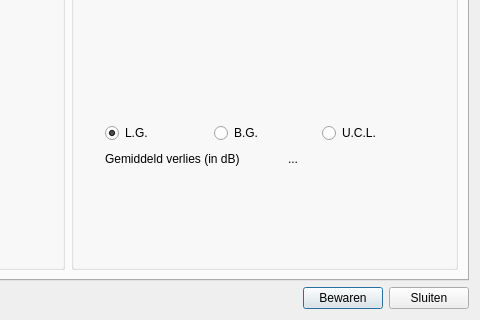
The window that AudioAdmin/ui/meetgegevens.ui (Roelio81/audioadmin) describes before a commit, drawn with Qt 5; both pictures show x 344 to 824 and y 278 to 598 of the 824 by 598 pixel window.
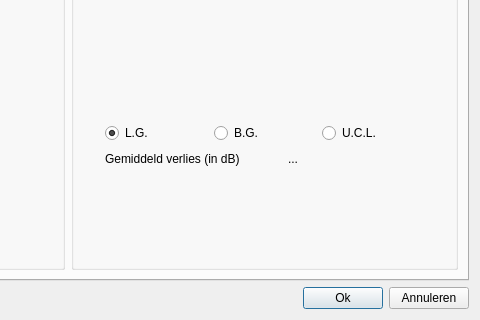
The same window after the commit. Icons and pictures are not drawn. Custom widgets are drawn as their Qt base class.

The edit to the form file:
```diff
--- a/AudioAdmin/ui/meetgegevens.ui
+++ b/AudioAdmin/ui/meetgegevens.ui
@@ -823,14 +823,14 @@
    <item row="1" column="1">
     <widget class="QPushButton" name="b_bewaren">
      <property name="text">
-      <string>Bewaren</string>
+      <string>Ok</string>
      </property>
     </widget>
    </item>
    <item row="1" column="2">
     <widget class="QPushButton" name="b_sluiten">
      <property name="text">
-      <string>Sluiten</string>
+      <string>Annuleren</string>
      </property>
     </widget>
    </item>
```
Left out of the diff: 4 changed lines with no effect on the pictures.
